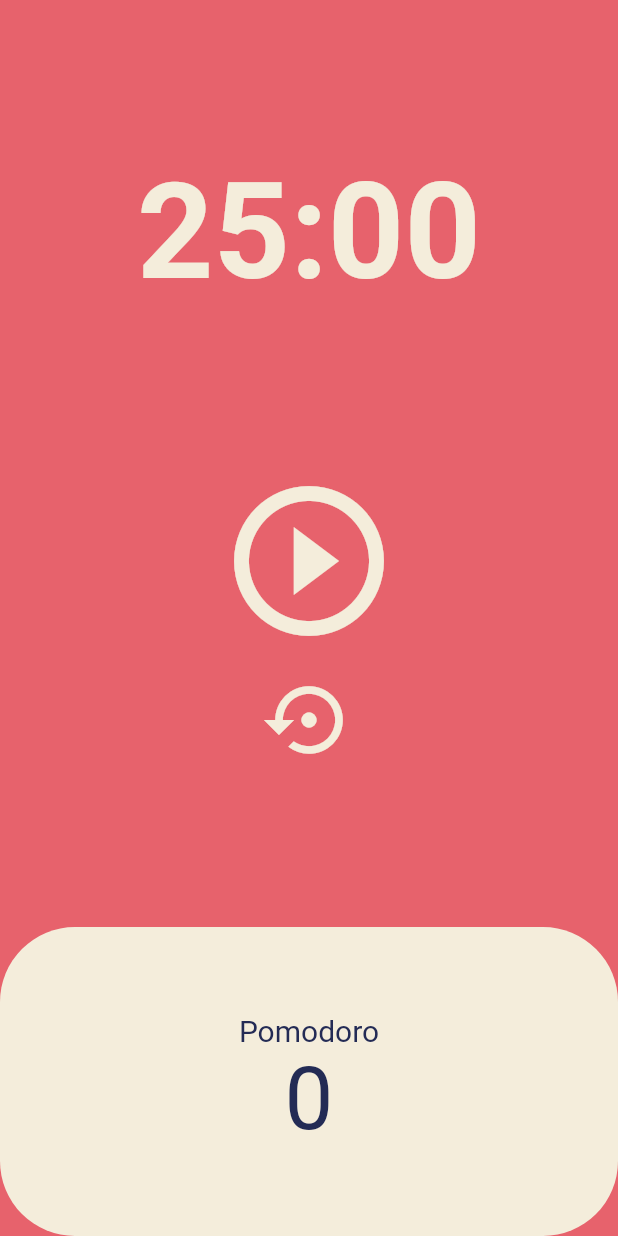
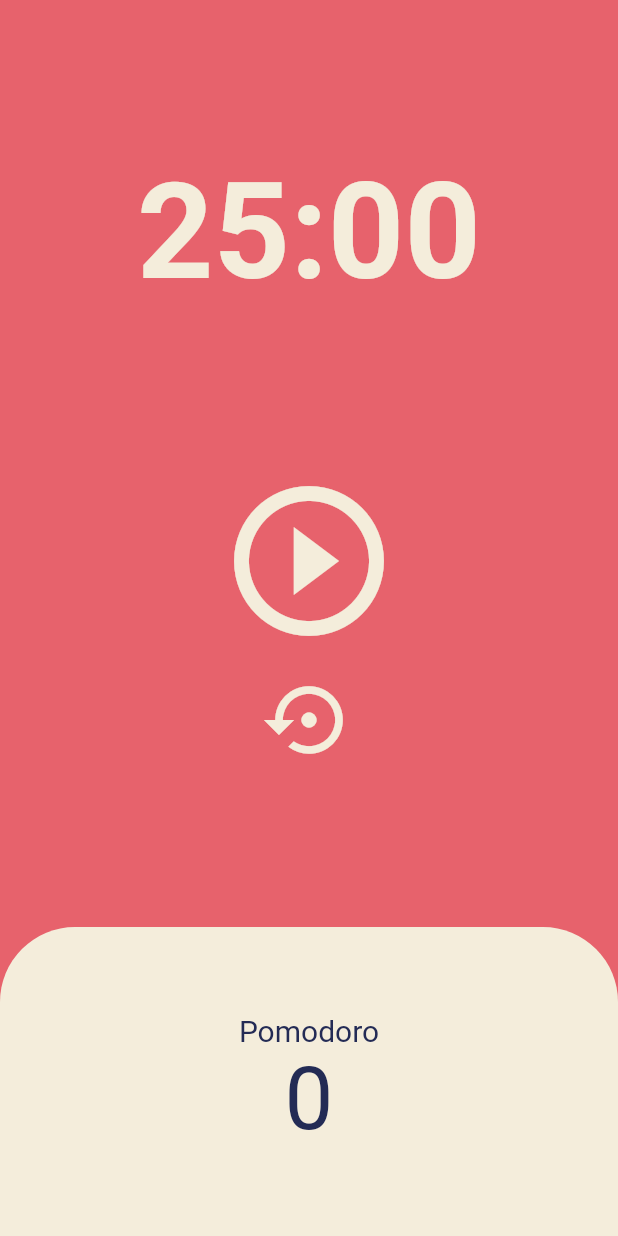
Before and after one commit to youksimgyu/statefulwidgetproject, a Flutter app: the screen it shows after launch, on a phone screen of 412 x 824 dp. Run offline on Flutter 3.47's test engine with Material 2 defaults, Android fonts, the light colour scheme and no system bars.

Commit message:
Pomodoro Container 아래 Radius 상단만 적용

```diff
--- a/lib/screens/home_screen.dart
+++ b/lib/screens/home_screen.dart
@@ -116,7 +116,10 @@ class _HomeScreenState extends State<HomeScreen> {
                   child: Container(
                     decoration: BoxDecoration(
                       color: Theme.of(context).cardColor,
-                      borderRadius: BorderRadius.circular(50),
+                      borderRadius: const BorderRadius.only(
+                        topLeft: Radius.circular(50),
+                        topRight: Radius.circular(50),
+                      ),
                     ),
                     child: Column(
                       mainAxisAlignment: MainAxisAlignment.center,
```
